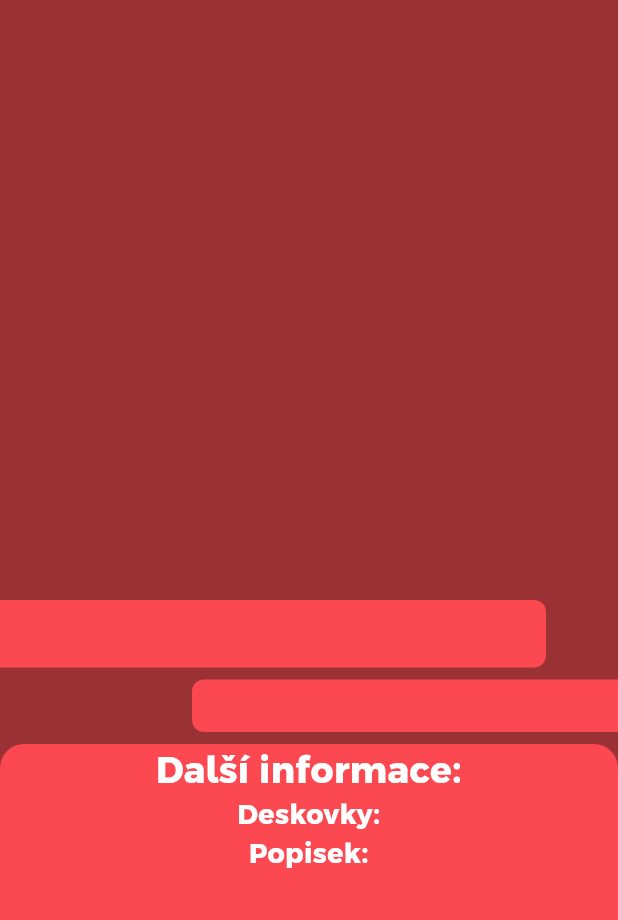
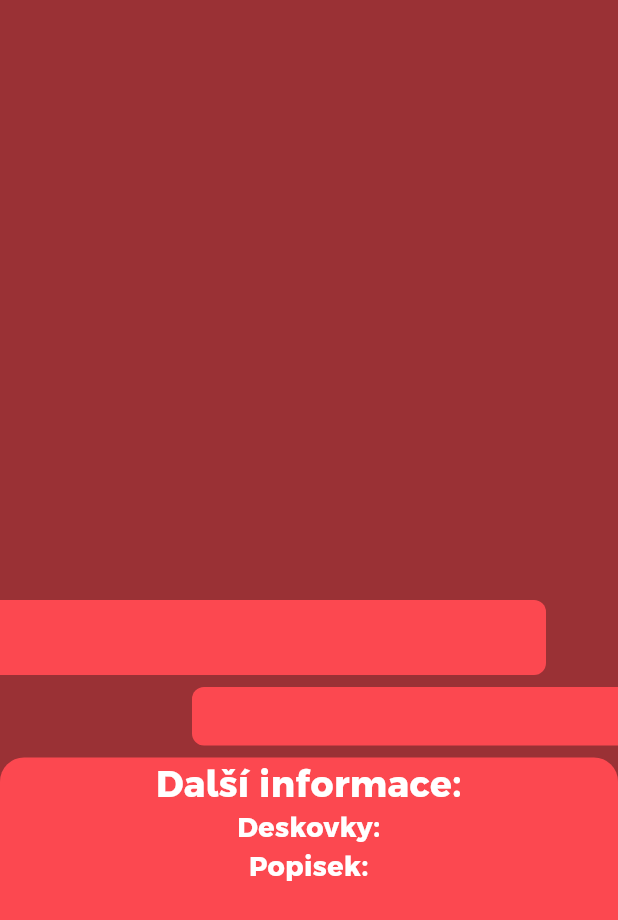
Before and after one commit to wirklicher/Date-Diary, a Flutter app: the Datescreen screen opened directly with empty values, on a phone screen of 412 x 824 dp. Shown: the top 920 px of the screen. Run offline on Flutter 3.47's test engine with Material 3 defaults, Android fonts, the phone set to English and light mode, and no system bars; our stand-ins replace fan_carousel_image_slider, image_picker, sqflite; missing offline and left inert: dart:ffi; accounts and stored records are empty.

Commit message:
MAIN: Modified UI

```diff
--- a/lib/datescreen.dart
+++ b/lib/datescreen.dart
@@ -40,6 +40,7 @@ class _DatescreenState extends State<Datescreen> {
             Padding(
               padding: const EdgeInsets.only(right: 48.0),
               child: Container(
+                padding: EdgeInsets.only(top: 5.0, bottom: 5.0, right: 5.0),
                 decoration: BoxDecoration(
                     borderRadius: BorderRadius.only(
                         topRight: Radius.circular(8.0),
@@ -52,7 +53,7 @@ class _DatescreenState extends State<Datescreen> {
                           color: Colors.white,
                           fontWeight: FontWeight.w700,
                           fontFamily: 'ArgentumSans',
-                          fontSize: 32)),
+                          fontSize: 28)),
                 ),
               ),
             ),
@@ -60,6 +61,7 @@ class _DatescreenState extends State<Datescreen> {
               padding:
                   const EdgeInsets.only(top: 8.0, left: 128.0, bottom: 8.0),
               child: Container(
+                padding: EdgeInsets.only(top: 5.0, bottom: 5.0, left: 5.0),
                 decoration: BoxDecoration(
                     borderRadius: BorderRadius.only(
                         topLeft: Radius.circular(8.0),
@@ -72,7 +74,7 @@ class _DatescreenState extends State<Datescreen> {
                           color: Colors.white,
                           fontWeight: FontWeight.w100,
                           fontFamily: 'ArgentumSans',
-                          fontSize: 24)),
+                          fontSize: 20)),
                 ),
               ),
             ),
```
Also changed, not shown: lib/home.dart (+20 -6 lines).
